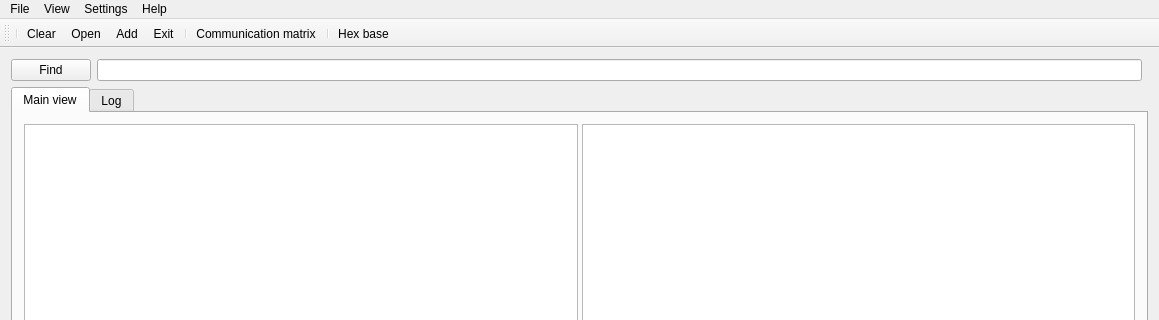
This is BusConfigUI/BusConfigUI.ui in Patryk-97/BusConfig as Qt 5 draws it before an edit; both pictures show x 0 to 1159 and y 0 to 320 of the 1159 by 757 pixel window. The edited form follows.
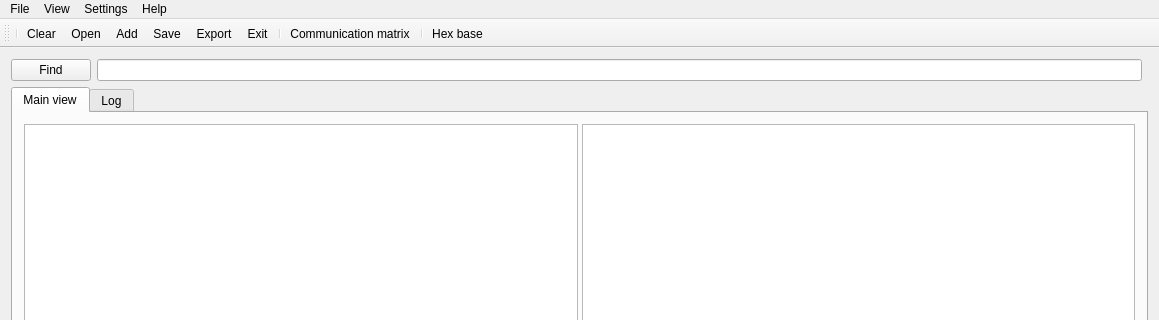
This is the edited form. Icons and pictures are not drawn.

What changed in the file:
```diff
--- a/BusConfigUI/BusConfigUI.ui
+++ b/BusConfigUI/BusConfigUI.ui
@@ -172,6 +172,8 @@
    <addaction name="actionClear"/>
    <addaction name="actionOpen"/>
    <addaction name="actionAdd"/>
+   <addaction name="actionSave"/>
+   <addaction name="actionExport"/>
    <addaction name="actionExit"/>
    <addaction name="separator"/>
    <addaction name="actionCommunication_matrix"/>
@@ -234,6 +236,24 @@
     <string>Communication matrix</string>
    </property>
   </action>
+  <action name="actionSave">
+   <property name="icon">
+    <iconset resource="BusConfigUI.qrc">
+     <normaloff>:/BusConfigUI/Icons/save.png</normaloff>:/BusConfigUI/Icons/save.png</iconset>
+   </property>
+   <property name="text">
+    <string>Save</string>
+   </property>
+  </action>
+  <action name="actionExport">
+   <property name="icon">
+    <iconset resource="BusConfigUI.qrc">
+     <normaloff>:/BusConfigUI/Icons/export.png</normaloff>:/BusConfigUI/Icons/export.png</iconset>
+   </property>
+   <property name="text">
+    <string>Export</string>
+   </property>
+  </action>
  </widget>
  <layoutdefault spacing="6" margin="11"/>
  <resources>
```
Left out of the diff: 4 changed lines with no effect on the pictures.
